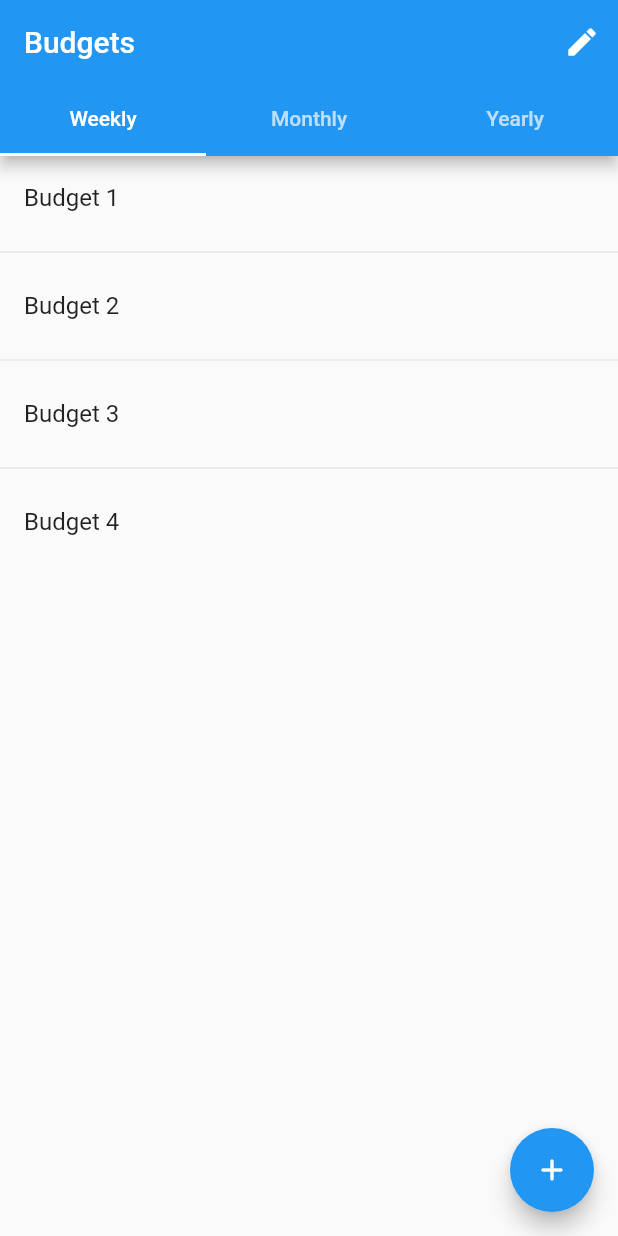
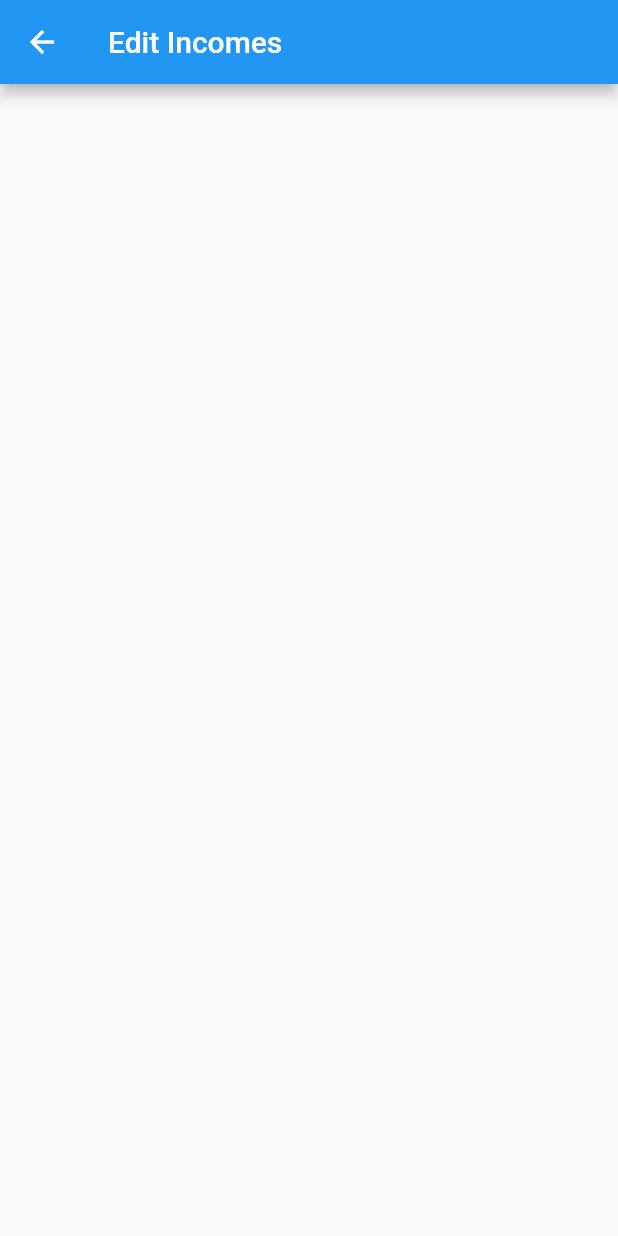
Before and after one commit to JacobVollmering/PersonalBudgeting, a Flutter app: the screen it shows after launch, after a tap on the "edit" icon, on a phone screen of 412 x 824 dp. Run offline on Flutter 3.47's test engine with Material 2 defaults, Android fonts, the phone set to English and light mode, and no system bars.

Commit message:
Working with Jacob and Kyleigh

```diff
--- a/lib/pages/new_budget_page.dart
+++ b/lib/pages/create_budget_page.dart
@@ -1,10 +1,12 @@
 import 'package:flutter/material.dart';
 
-class NewTaskPage extends StatelessWidget {
+class CreateBudgetPage extends StatelessWidget {
+  const CreateBudgetPage({Key? key}) : super(key: key);
+
   @override
   Widget build(BuildContext context) {
     return Scaffold(
-      appBar: AppBar(title: Text('Add New Task')),
+      appBar: AppBar(title: const Text('Add New Budget')),
       body: ListView(
         children: [
 
--- /dev/null
+++ b/lib/pages/edit_income.dart
@@ -0,0 +1,17 @@
+import 'package:flutter/material.dart';
+
+class EditIncomePage extends StatelessWidget {
+  const EditIncomePage({Key? key}) : super(key: key);
+
+  @override
+  Widget build(BuildContext context) {
+    return Scaffold(
+      appBar: AppBar(title: const Text('Edit Incomes')),
+      body: ListView(
+        children: [
+
+        ],
+      ),
+    );
+  }
+}
--- a/lib/pages/home_page.dart
+++ b/lib/pages/home_page.dart
@@ -1,5 +1,6 @@
 import 'package:flutter/material.dart';
-
+import 'package:personal_budgeting/pages/create_budget_page.dart';
+import 'package:personal_budgeting/pages/edit_income.dart';
 import '../model/task.dart';
 import '../services/my_controller.dart';
 
@@ -29,7 +30,11 @@ class _HomePageState extends State<HomePage> {
                 title: const Text('Budgets'),
                 actions: [
                   IconButton(onPressed: (){
+                    Navigator.of(context)
+                        .push(MaterialPageRoute(builder: (_) => const EditIncomePage()))
+                        .then((result) async{
 
+                    });
                   },
                       icon: const Icon(Icons.edit))
                 ],
@@ -61,7 +66,11 @@ class _HomePageState extends State<HomePage> {
               ),
                 floatingActionButton: FloatingActionButton(
                   onPressed: (){
+                    Navigator.of(context)
+                        .push(MaterialPageRoute(builder: (_) => const CreateBudgetPage()))
+                        .then((result) async{
 
+                    });
                   },
                   child: const Icon(Icons.add_rounded),
                 ) ,
```
